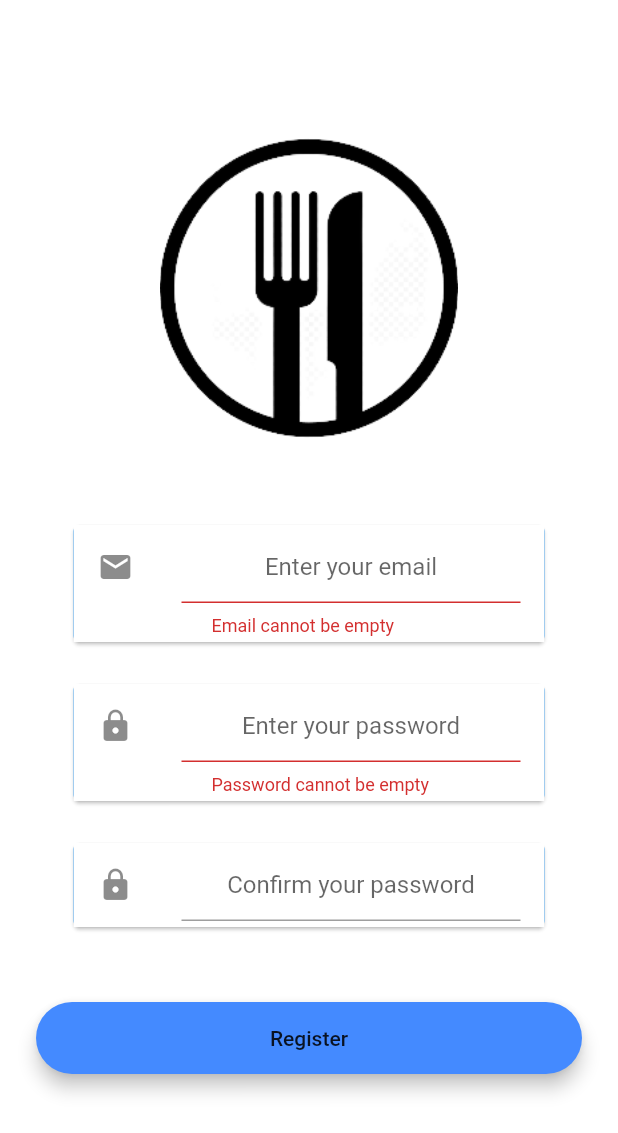
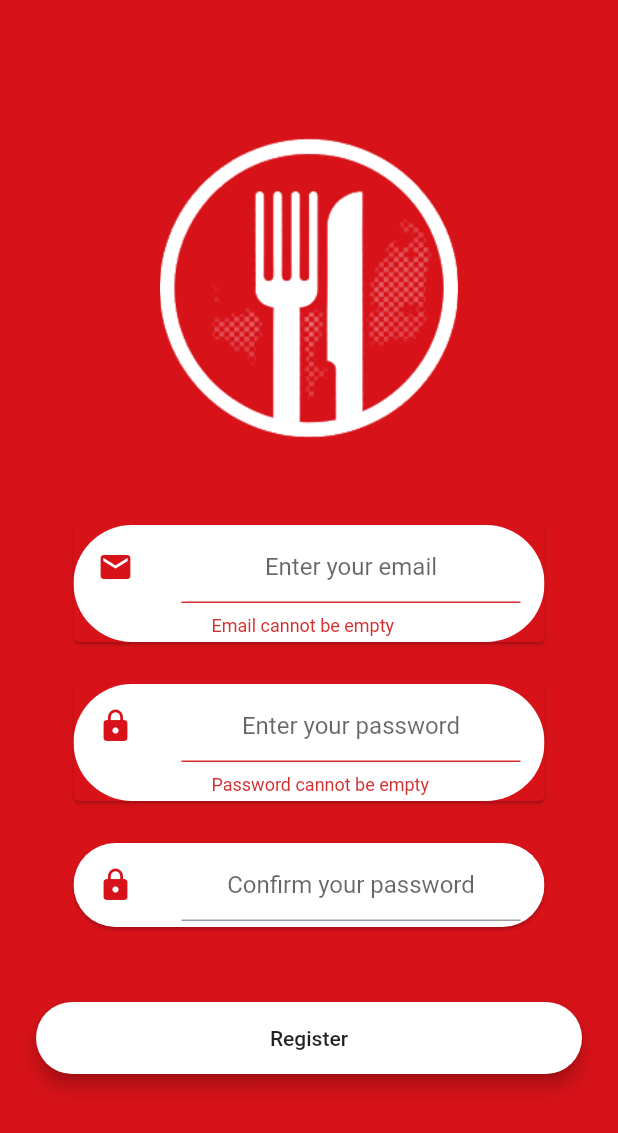
Before and after one commit to CemTitor/Restaurant-System, a Flutter app: the screen it shows after launch, after a tap on "Sign In", on a phone screen of 412 x 824 dp. Shown: the top 1133 px of the screen. Run offline on Flutter 3.47's test engine with Material 2 defaults, Android fonts, the phone set to English and light mode, and no system bars; our stand-ins replace animated_text_kit, carousel_pro, firebase_auth, firebase_core; accounts and stored records are empty.

Commit message:
Background color changed and home page updated

```diff
--- a/lib/main.dart
+++ b/lib/main.dart
@@ -1,11 +1,11 @@
 import 'package:flutter/material.dart';
-import 'package:restaurant_system/screens/home_screen.dart';
+import 'package:restaurant_system/screens/book_screen.dart';
+import 'package:restaurant_system/screens/first_screen.dart';
 import 'package:restaurant_system/screens/login_screen.dart';
 import 'package:restaurant_system/screens/signup_screen.dart';
 import 'package:firebase_core/firebase_core.dart';
-import 'package:restaurant_system/screens/mainPage.dart';
-import 'package:restaurant_system/screens/homePage.dart';
-
+import 'package:restaurant_system/screens/main_screen.dart';
+import 'package:restaurant_system/screens/home_screen.dart';
 
 void main() async {
   // Ensure that Firebase is initialized
@@ -32,8 +32,7 @@ class FlashChat extends StatelessWidget {
         LoginScreen.id: (context) => LoginScreen(),
         RegistrationScreen.id: (context) => RegistrationScreen(),
         MainPage.id: (context) => MainPage(),
-
-
+        BookScreen.id: (context) => BookScreen(),
       },
     );
   }
--- /dev/null
+++ b/lib/screens/first_screen.dart
@@ -0,0 +1,122 @@
+import 'package:restaurant_system/screens/signup_screen.dart';
+import 'package:flutter/material.dart';
+import 'login_screen.dart';
+import 'package:animated_text_kit/animated_text_kit.dart';
+import 'package:restaurant_system/components/rounded_button.dart';
+import 'package:restaurant_system/screens/main_screen.dart';
+import 'package:restaurant_system/screens/home_screen.dart';
+
+class HomeScreen extends StatefulWidget {
+  static const String id = 'home_screen';
+
+  @override
+  _HomeScreenState createState() => _HomeScreenState();
+}
+
+class _HomeScreenState extends State<HomeScreen>
+    with SingleTickerProviderStateMixin {
+  //state mixin ekleyerek welcomescreenstatein ticker provide olarak davranmasını sağlarız.
+  AnimationController controller;
+  Animation animation;
+  //welcomescreenstate yaratıldığında initstate methodu çalışır
+  @override
+  void initState() {
+    super.initState();
+
+    controller = AnimationController(
+      duration: Duration(seconds: 1),
+      vsync: this,
+      // upperBound: 1.0, //animasyonun büyüklüğü
+    );
+
+    //Curved animation kullanırken upperbound 1in üstünde olamaz
+    // animation = CurvedAnimation(parent: controller, curve: Curves.decelerate);
+
+    animation =
+        ColorTween(begin: Colors.blueGrey, end: Colors.red).animate(controller);
+    controller.forward(); // animasyonu zamanla büyütür
+    // controller.reverse(from: 1.0); burda tam tersi küçültür
+
+    /**
+    //animasyonun sonsuza kadar büyülüp küçülmesini sağlar
+    animation.addStatusListener((status) {
+      if (status == AnimationStatus.completed) {
+        controller.reverse(from: 1.0);
+      } else if (status == AnimationStatus.dismissed) {
+        controller.forward();
+      }
+    });
+        */
+
+    controller.addListener(() {
+      setState(() {});
+      print(animation.value);
+    });
+  }
+
+  @override
+  void dispose() {
+    controller.dispose();
+    super.dispose();
+  }
+
+  @override
+  Widget build(BuildContext context) {
+    return Scaffold(
+      backgroundColor: Color(0xFFD71219),
+      body: Padding(
+        padding: EdgeInsets.symmetric(horizontal: 24.0),
+        child: Column(
+          mainAxisAlignment: MainAxisAlignment.center,
+          crossAxisAlignment: CrossAxisAlignment.stretch,
+          children: <Widget>[
+            Row(
+              children: <Widget>[
+                Hero(
+                  tag: 'logo',
+                  child: Container(
+                    child: Image.asset(
+                      'images/resto2.png',
+                      color: Colors.white,
+                    ),
+                    height: 60,
+                  ),
+                ),
+                AnimatedTextKit(
+                  animatedTexts: [
+                    TyperAnimatedText(
+                      ' Restaurant \n System',
+                      textStyle: TextStyle(
+                        color: Colors.white,
+                        fontSize: 45.0,
+                        fontFamily: 'Bobbers',
+                        fontWeight: FontWeight.w900,
+                      ),
+                    ),
+                  ],
+                ),
+              ],
+            ),
+            SizedBox(
+              height: 48.0,
+            ),
+            RoundedButton(
+              title: 'Log In',
+              colour: Colors.white,
+              onPressed: () {
+                Navigator.pushNamed(context, LoginScreen.id);
+              },
+            ),
+            RoundedButton(
+              title: 'Sign In',
+              colour: Colors.white,
+              onPressed: () {
+                Navigator.pushNamed(context, RegistrationScreen.id);
+              },
+            ),
+          ],
+        ),
+      ),
+    );
+  }
+}
--- a/lib/screens/home_screen.dart
+++ b/lib/screens/home_screen.dart
@@ -1,118 +1,72 @@
+import 'package:flutter/cupertino.dart';
+import 'package:flutter/material.dart';
+import 'package:restaurant_system/screens/first_screen.dart';
+import 'package:restaurant_system/screens/login_screen.dart';
+import 'package:restaurant_system/screens/signup_screen.dart';
+import 'package:firebase_core/firebase_core.dart';
+import 'package:restaurant_system/screens/main_screen.dart';
+import 'package:restaurant_system/screens/home_screen.dart';
+import 'package:restaurant_system/components/reusable_card.dart';
+import 'package:restaurant_system/constants.dart';
+import 'book_screen.dart';
 import 'package:restaurant_system/screens/signup_screen.dart';
 import 'package:flutter/material.dart';
 import 'login_screen.dart';
 import 'package:animated_text_kit/animated_text_kit.dart';
 import 'package:restaurant_system/components/rounded_button.dart';
-import 'package:restaurant_system/screens/mainPage.dart';
-import 'package:restaurant_system/screens/homePage.dart';
+import 'package:restaurant_system/screens/main_screen.dart';
+import 'package:restaurant_system/screens/home_screen.dart';
+import 'package:restaurant_system/components/campaign.dart';
 
-class HomeScreen extends StatefulWidget {
-  static const String id = 'home_screen';
-
-  @override
-  _HomeScreenState createState() => _HomeScreenState();
-}
-
-class _HomeScreenState extends State<HomeScreen>
-    with SingleTickerProviderStateMixin {
-  //state mixin ekleyerek welcomescreenstatein ticker provide olarak davranmasını sağlarız.
-  AnimationController controller;
-  Animation animation;
-  //welcomescreenstate yaratıldığında initstate methodu çalışır
-  @override
-  void initState() {
-    super.initState();
-
-    controller = AnimationController(
-      duration: Duration(seconds: 1),
-      vsync: this,
-      // upperBound: 1.0, //animasyonun büyüklüğü
-    );
-
-    //Curved animation kullanırken upperbound 1in üstünde olamaz
-    // animation = CurvedAnimation(parent: controller, curve: Curves.decelerate);
-
-    animation = ColorTween(begin: Colors.blueGrey, end: Colors.white)
-        .animate(controller);
-    controller.forward(); // animasyonu zamanla büyütür
-    // controller.reverse(from: 1.0); burda tam tersi küçültür
-
-    /**
-    //animasyonun sonsuza kadar büyülüp küçülmesini sağlar
-    animation.addStatusListener((status) {
-      if (status == AnimationStatus.completed) {
-        controller.reverse(from: 1.0);
-      } else if (status == AnimationStatus.dismissed) {
-        controller.forward();
-      }
-    });
-        */
-
-    controller.addListener(() {
-      setState(() {});
-      print(animation.value);
-    });
-  }
-
-  @override
-  void dispose() {
-    controller.dispose();
-    super.dispose();
-  }
-
+class HomePage extends StatelessWidget {
+  static String tag = 'homePage';
   @override
   Widget build(BuildContext context) {
-    return Scaffold(
-      backgroundColor: animation.value,
-      body: Padding(
-        padding: EdgeInsets.symmetric(horizontal: 24.0),
-        child: Column(
-          mainAxisAlignment: MainAxisAlignment.center,
-          crossAxisAlignment: CrossAxisAlignment.stretch,
+    final bookNow = Expanded(
+      child: TextButton(
+        onPressed: () {
+          Navigator.pushNamed(context, BookScreen.id);
+        },
+        child: Row(
           children: <Widget>[
-            Row(
-              children: <Widget>[
-                Hero(
-                  tag: 'logo',
-                  child: Container(
-                    child: Image.asset('images/resto2.png'),
-                    height: 60,
-                  ),
-                ),
-                AnimatedTextKit(
-                  animatedTexts: [
-                    TyperAnimatedText(
-                      ' Restaurant \n System',
-                      textStyle: TextStyle(
-                        fontSize: 45.0,
-                        fontFamily: 'Bobbers',
-                        fontWeight: FontWeight.w900,
-                      ),
-                    ),
-                  ],
-                ),
-              ],
+            Icon(
+              Icons.calendar_today,
+              size: 180,
+              color: Color(0xFFD71219),
             ),
-            SizedBox(
-              height: 48.0,
-            ),
-            RoundedButton(
-              title: 'Log In',
-              colour: Colors.lightBlueAccent,
-              onPressed: () {
-                Navigator.pushNamed(context, LoginScreen.id);
-              },
-            ),
-            RoundedButton(
-              title: 'Sign In',
-              colour: Colors.blueAccent,
-              onPressed: () {
-                Navigator.pushNamed(context, RegistrationScreen.id);
-              },
-            ),
+            Text(
+              "Book Now!",
+              style: kSendButtonTextStyle,
+            )
           ],
         ),
       ),
     );
+
+    final body = Container(
+      width: MediaQuery.of(context).size.width,
+      // padding: EdgeInsets.all(28.0),
+      decoration: BoxDecoration(
+          gradient: LinearGradient(colors: [
+        Colors.white,
+        Colors.white,
+      ])),
+      child: Column(
+        children: <Widget>[
+          Campaign(),
+          bookNow,
+          Container(
+            height: 40,
+            color: Colors.white,
+          )
+        ],
+      ),
+    );
+
+    return Scaffold(
+      // backgroundColor: Color(0xFFD71219),
+      backgroundColor: Colors.grey,
+      body: body,
+    );
   }
 }
--- a/lib/screens/signup_screen.dart
+++ b/lib/screens/signup_screen.dart
@@ -2,9 +2,9 @@ import 'package:restaurant_system/constants.dart';
 import 'package:flutter/material.dart';
 import 'package:restaurant_system/components/rounded_button.dart';
 import 'package:firebase_auth/firebase_auth.dart';
+import 'package:restaurant_system/screens/first_screen.dart';
+import 'package:restaurant_system/screens/main_screen.dart';
 import 'package:restaurant_system/screens/home_screen.dart';
-import 'package:restaurant_system/screens/mainPage.dart';
-import 'package:restaurant_system/screens/homePage.dart';
 
 class RegistrationScreen extends StatefulWidget {
   static const String id = 'registration_screen';
@@ -31,7 +31,7 @@ class _RegistrationScreenState extends State<RegistrationScreen> {
   @override
   Widget build(BuildContext context) {
     return Scaffold(
-      backgroundColor: Colors.white,
+      backgroundColor: Color(0xFFD71219),
       body: Padding(
         padding: EdgeInsets.symmetric(horizontal: 24.0),
         child: Column(
@@ -42,17 +42,27 @@ class _RegistrationScreenState extends State<RegistrationScreen> {
               tag: 'logo',
               child: Container(
                 height: 200.0,
-                child: Image.asset('images/resto2.png'),
+                child: Image.asset(
+                  'images/resto2.png',
+                  color: Colors.white,
+                ),
               ),
             ),
             SizedBox(
               height: 48.0,
             ),
             Card(
+              color: Color(0xFFD71219),
               margin: EdgeInsets.symmetric(vertical: 10.0, horizontal: 25.0),
-              color: Colors.blue,
+              // color: Colors.blue,
               child: ListTile(
-                leading: Icon(Icons.email),
+                shape: RoundedRectangleBorder(
+                  borderRadius: BorderRadius.circular(100.0),
+                ),
+                leading: Icon(
+                  Icons.email,
+                  color: Color(0xFFD71219),
+                ),
                 tileColor: Colors.white,
                 title: TextFormField(
                   autovalidateMode: AutovalidateMode.always,
@@ -76,10 +86,16 @@ class _RegistrationScreenState extends State<RegistrationScreen> {
               height: 8.0,
             ),
             Card(
+              color: Color(0xFFD71219),
               margin: EdgeInsets.symmetric(vertical: 10.0, horizontal: 25.0),
-              color: Colors.blue,
               child: ListTile(
-                leading: Icon(Icons.lock),
+                shape: RoundedRectangleBorder(
+                  borderRadius: BorderRadius.circular(100.0),
+                ),
+                leading: Icon(
+                  Icons.lock,
+                  color: Color(0xFFD71219),
+                ),
                 tileColor: Colors.white,
                 title: TextFormField(
                     autovalidateMode: AutovalidateMode.always,
@@ -106,10 +122,19 @@ class _RegistrationScreenState extends State<RegistrationScreen> {
               height: 8.0,
             ),
             Card(
+              color: Color(0xFFD71219),
+              shape: RoundedRectangleBorder(
+                borderRadius: BorderRadius.circular(40.0),
+              ),
               margin: EdgeInsets.symmetric(vertical: 10.0, horizontal: 25.0),
-              color: Colors.blue,
               child: ListTile(
-                leading: Icon(Icons.lock),
+                shape: RoundedRectangleBorder(
+                  borderRadius: BorderRadius.circular(100.0),
+                ),
+                leading: Icon(
+                  Icons.lock,
+                  color: Color(0xFFD71219),
+                ),
                 tileColor: Colors.white,
                 title: TextFormField(
                     autovalidateMode: AutovalidateMode.always,
@@ -135,7 +160,7 @@ class _RegistrationScreenState extends State<RegistrationScreen> {
             ),
             RoundedButton(
               title: 'Register',
-              colour: Colors.blueAccent,
+              colour: Colors.white,
               onPressed: () async {
                 //async olmasının nedeni kullanıcıyı yaratmadan diğer işleme geçmemesi
                 try {
--- a/pubspec.yaml
+++ b/pubspec.yaml
@@ -32,6 +32,7 @@ dependencies:
   firebase_core: ^1.0.2
   firebase_auth: ^1.0.1
   cloud_firestore: ^1.0.3
+  carousel_pro: ^1.0.0
 
 dev_dependencies:
   flutter_test:
```
Also changed, not shown: lib/components/campaign.dart (added, +22 -0 lines), lib/components/reusable_card.dart (added, +21 -0 lines), lib/constants.dart (+7 -2 lines), lib/screens/book_screen.dart (added, +19 -0 lines), lib/screens/homePage.dart (deleted, +0 -51 lines), lib/screens/login_screen.dart (+24 -9 lines), lib/screens/mainPage.dart (deleted, +0 -57 lines), lib/screens/main_screen.dart (added, +56 -0 lines), images/announcement.jpeg (added), images/banner.jpeg (added), images/banner2.jpeg (added), images/pic.jpg (added), pubspec.lock.
